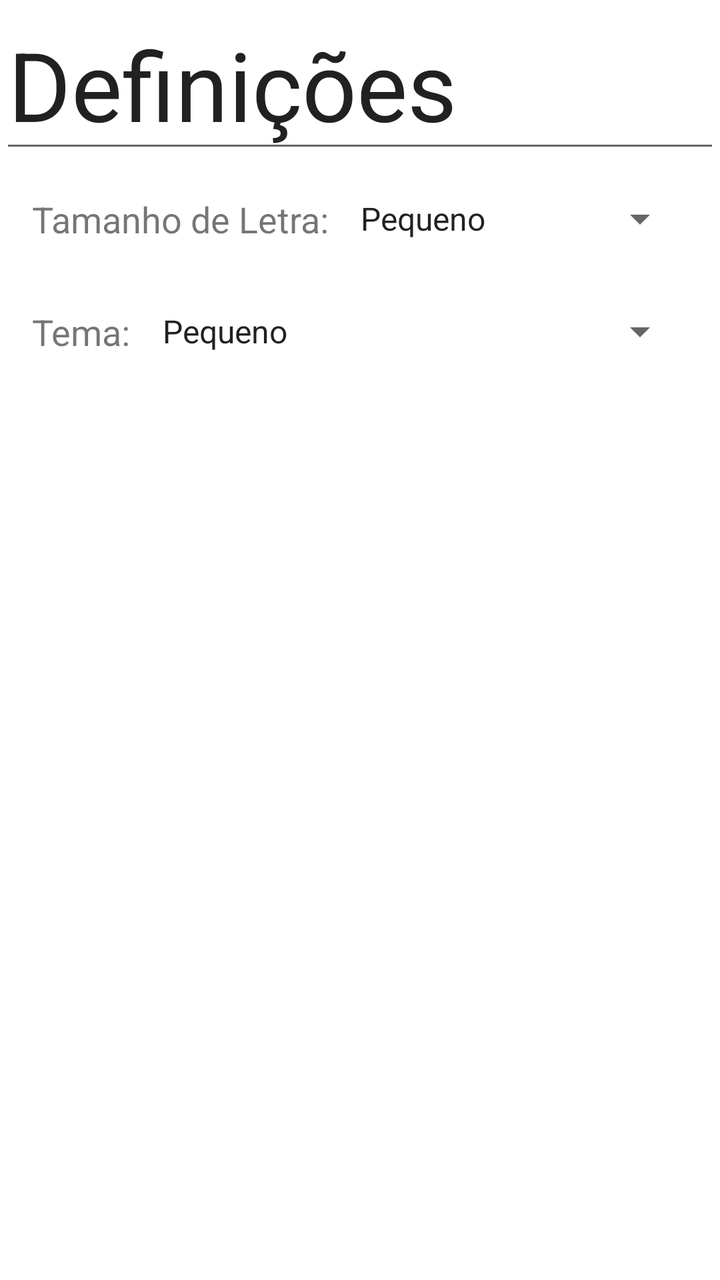
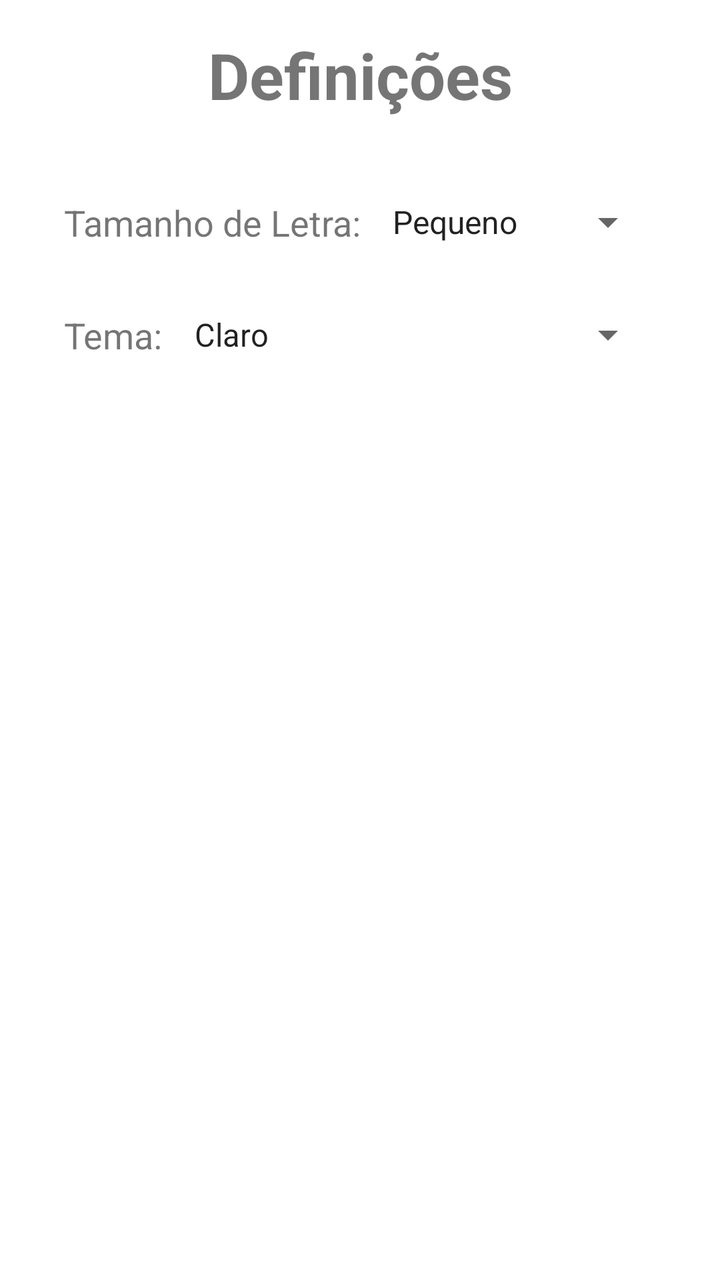

Two renders of the same Android screen: before a commit and after it. Below are the layout's source before the change and the commit's diff.
<!-- AndroidManifest.xml: application theme Theme.HomeSurveilApp -->
<!-- res/layout/settings_screen.xml -->
<?xml version="1.0" encoding="utf-8"?>
<LinearLayout xmlns:android="http://schemas.android.com/apk/res/android"
    android:layout_width="match_parent"
    android:layout_height="match_parent"
    android:orientation="vertical">

    <EditText
        android:id="@+id/editTextText"
        android:layout_width="match_parent"
        android:layout_height="wrap_content"
        android:ems="10"
        android:inputType="text"
        android:text="Definições"
        android:textSize="48sp" />

    <LinearLayout
        android:layout_width="match_parent"
        android:layout_height="wrap_content"
        android:orientation="horizontal"
        android:gravity="center_vertical"
        android:padding="16dp">

        <TextView
            android:layout_width="wrap_content"
            android:layout_height="wrap_content"
            android:text="Tamanho de Letra:"
            android:textSize="18sp"
            android:layout_marginEnd="8dp"/>

        <Spinner
            android:id="@+id/spinnerTamanho"
            android:layout_width="0dp"
            android:layout_height="wrap_content"
            android:layout_weight="1"
            android:entries="@array/tamanhos_array"/>
    </LinearLayout>

    <LinearLayout
        android:layout_width="match_parent"
        android:layout_height="wrap_content"
        android:orientation="horizontal"
        android:gravity="center_vertical"
        android:padding="16dp">

        <TextView
            android:layout_width="wrap_content"
            android:layout_height="wrap_content"
            android:text="Tema:"
            android:textSize="18sp"
            android:layout_marginEnd="8dp"/>

        <Spinner
            android:id="@+id/spinnerTema"
            android:layout_width="0dp"
            android:layout_height="wrap_content"
            android:layout_weight="1"
            android:entries="@array/tamanhos_array"/>
    </LinearLayout>
</LinearLayout>
<!-- resources referenced by this layout -->
<resources>
  <string-array name="tamanhos_array">
          <item>Pequeno</item>
          <item>Normal</item>
          <item>Grande</item>
      </string-array>
  <style name="Theme.HomeSurveilApp" parent="Theme.AppCompat.DayNight.NoActionBar">
          <item name="colorPrimary">@color/purple_500</item>
          <item name="colorPrimaryDark">@color/purple_700</item>
          <item name="colorAccent">@color/teal_200</item>
          <item name="android:windowBackground">@color/white</item>
      </style>
  <color name="purple_500">#FF6200EE</color>
  <color name="purple_700">#FF3700B3</color>
  <color name="teal_200">#FF03DAC5</color>
  <color name="white">#FFFFFFFF</color>
</resources>

<!-- the commit's change to res/layout/settings_screen.xml (unified diff, before → after) -->
@@ -2,17 +2,20 @@
 <LinearLayout xmlns:android="http://schemas.android.com/apk/res/android"
     android:layout_width="match_parent"
     android:layout_height="match_parent"
-    android:orientation="vertical">
+    android:orientation="vertical"
+    android:padding="16dp">
 
-    <EditText
-        android:id="@+id/editTextText"
+    
+    <TextView
         android:layout_width="match_parent"
         android:layout_height="wrap_content"
-        android:ems="10"
-        android:inputType="text"
         android:text="Definições"
-        android:textSize="48sp" />
+        android:textSize="32sp"
+        android:textStyle="bold"
+        android:gravity="center"
+        android:layout_marginBottom="24dp"/>
 
+    
     <LinearLayout
         android:layout_width="match_parent"
         android:layout_height="wrap_content"
@@ -35,6 +38,7 @@
             android:entries="@array/tamanhos_array"/>
     </LinearLayout>
 
+    
     <LinearLayout
         android:layout_width="match_parent"
         android:layout_height="wrap_content"
@@ -54,6 +58,6 @@
             android:layout_width="0dp"
             android:layout_height="wrap_content"
             android:layout_weight="1"
-            android:entries="@array/tamanhos_array"/>
+            android:entries="@array/temas_array"/>
     </LinearLayout>
 </LinearLayout>
<!-- resource entries referenced after the edit -->
@@ -1,10 +1,15 @@
 <!-- resources referenced by this layout -->
 <resources>
   <string-array name="tamanhos_array">
-          <item>Pequeno</item>
-          <item>Normal</item>
-          <item>Grande</item>
-      </string-array>
+              <item>Pequeno</item>
+              <item>Médio</item>
+              <item>Grande</item>
+          </string-array>
+  <string-array name="temas_array">
+              <item>Claro</item>
+              <item>Escuro</item>
+              <item>Sistema</item>
+          </string-array>
   <style name="Theme.HomeSurveilApp" parent="Theme.AppCompat.DayNight.NoActionBar">
           <item name="colorPrimary">@color/purple_500</item>
           <item name="colorPrimaryDark">@color/purple_700</item>
